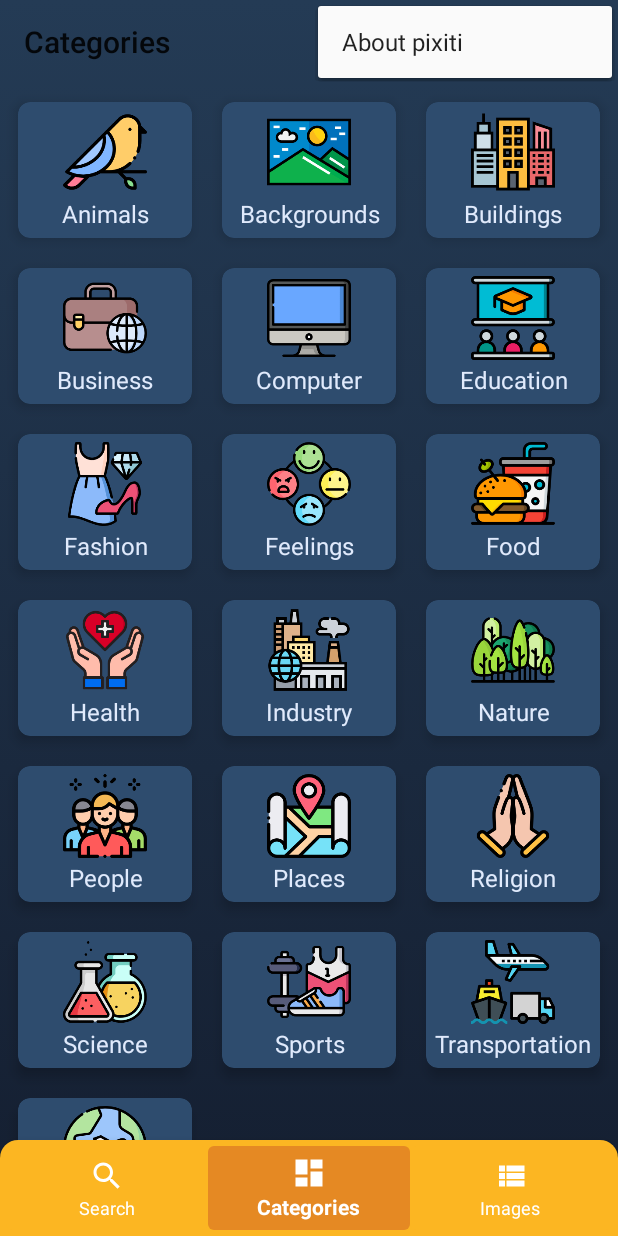
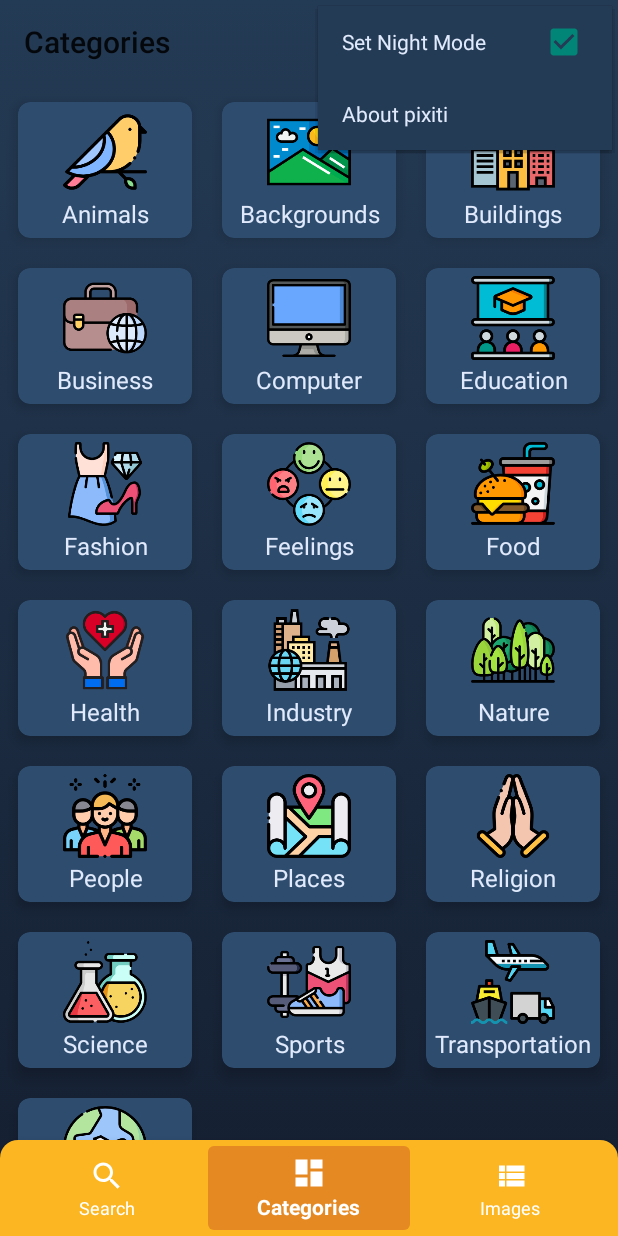
Before and after one commit to memreyilmaz/pixiti, an Android app: the CategoriesFragment screen opened through its navigation route, with the options menu open, on a phone screen of 412 x 824 dp. Run offline under Robolectric (Android 15) with nearby library versions, the phone set to English and light mode, and no system bars; our stand-ins replace navigation-ui, paging; network calls fail; pictures from the network do not load; 1 statement that could not run was skipped.

Commit message:
Implemented day night mode setting in CategoriesFragment.kt menu Implemented background menu and text color for CategoriesFragment.kt menu aligned with day night mode

```diff
--- a/app/src/main/java/com/example/pixiti/ui/category/CategoriesFragment.kt
+++ b/app/src/main/java/com/example/pixiti/ui/category/CategoriesFragment.kt
@@ -1,15 +1,19 @@
 package com.example.pixiti.ui.category
 
+import android.content.Context
 import android.os.Bundle
 import android.view.*
 import androidx.fragment.app.Fragment
 import androidx.navigation.findNavController
 import androidx.recyclerview.widget.GridLayoutManager
 import com.example.pixiti.ImageViewModel
+import com.example.pixiti.MainActivity
 import com.example.pixiti.R
 import com.example.pixiti.databinding.FragmentCategoriesBinding
 import com.example.pixiti.model.Category
 import com.example.pixiti.ui.list.ListFragmentArgs
+import com.example.pixiti.utils.KEY_DAY_NIGHT
+import com.example.pixiti.utils.PREFS_FILE
 import org.koin.android.viewmodel.ext.android.sharedViewModel
 
 class CategoriesFragment : Fragment() {
@@ -19,9 +23,9 @@ class CategoriesFragment : Fragment() {
     private var binding: FragmentCategoriesBinding? = null
     private val categoriesAdapter by lazy {
         CategoriesAdapter().apply {
-            onItemClickListener = { category->
+            onItemClickListener = { category ->
                 val query = ListFragmentArgs(category).toBundle()
-               // val query = ListFragmentArgs.setQuery(category).build().toBundle()
+                // val query = ListFragmentArgs.setQuery(category).build().toBundle()
                 view?.findNavController()?.navigate(R.id.nav_list, query)
             }
         }
@@ -56,6 +60,7 @@ class CategoriesFragment : Fragment() {
     override fun onCreateOptionsMenu(menu: Menu, inflater: MenuInflater) {
         super.onCreateOptionsMenu(menu, inflater)
         inflater.inflate(R.menu.menu_categories, menu)
+        menu.findItem(R.id.item_day_night_categories).isChecked = getDayNightPreference()
     }
 
     override fun onOptionsItemSelected(item: MenuItem): Boolean {
@@ -64,8 +69,18 @@ class CategoriesFragment : Fragment() {
                 //todo implement about
                 return true
             }
+            R.id.item_day_night_categories -> {
+                item.isChecked = !item.isChecked
+                (activity as MainActivity).setDayNightModePreferences(item.isChecked)
+                return true
+            }
         }
         return super.onOptionsItemSelected(item)
+    }
+
+    private fun getDayNightPreference(): Boolean {
+        val preferences = activity?.getSharedPreferences(PREFS_FILE, Context.MODE_PRIVATE)
+        return preferences?.getBoolean(KEY_DAY_NIGHT, true) ?: false
     }
 
     override fun onDestroyView() {
--- a/app/src/main/res/menu/menu_categories.xml
+++ b/app/src/main/res/menu/menu_categories.xml
@@ -1,7 +1,13 @@
 <?xml version="1.0" encoding="utf-8"?>
 <menu xmlns:android="http://schemas.android.com/apk/res/android"
     xmlns:app="http://schemas.android.com/apk/res-auto">
-    <item android:id="@+id/item_info_categories"
+    <item
+        android:id="@+id/item_day_night_categories"
+        android:checkable="true"
+        android:title="@string/label_day_night"
+        app:showAsAction="never" />
+    <item
+        android:id="@+id/item_info_categories"
         android:title="@string/label_about"
-        app:showAsAction="never"/>
+        app:showAsAction="never" />
 </menu>
--- a/app/src/main/res/values-night/themes.xml
+++ b/app/src/main/res/values-night/themes.xml
@@ -15,6 +15,12 @@
         <item name="windowActionBarOverlay">true</item>
         <item name="colorPrimary">@color/transparent</item>
         <item name="background">@drawable/drawable_activity_background</item>
+        <item name="android:itemBackground">@color/primaryDay</item>
+        <item name="android:itemTextAppearance">@style/MenuTextAppearance</item>
+    </style>
+
+    <style name="MenuTextAppearance" parent="@android:style/TextAppearance.Widget.IconMenu.Item">
+        <item name="android:textColor">@color/textColorDay</item>
     </style>
 
 </resources>
--- a/app/src/main/res/values/strings.xml
+++ b/app/src/main/res/values/strings.xml
@@ -47,7 +47,7 @@
     <string name="label_settings">Settings</string>
     <string name="label_filter">Filter</string>
     <string name="label_about">About pixiti</string>
-    <string name="label_day_night">Day Night</string>
+    <string name="label_day_night">Set Night Mode</string>
 
     <string name="desc_download_success">Image Saved</string>
     <string name="desc_image_download_error">An error occurred while saving image!</string>
--- a/app/src/main/res/values/themes.xml
+++ b/app/src/main/res/values/themes.xml
@@ -15,6 +15,8 @@
         <item name="windowActionBarOverlay">true</item>
         <item name="colorPrimary">@color/transparent</item>
         <item name="background">@drawable/drawable_activity_background</item>
+        <item name="android:itemBackground">@color/primaryDay</item>
+        <item name="android:itemTextAppearance">@style/MenuTextAppearance</item>
     </style>
 
     <style name="PixitiTheme.NoActionBar">
@@ -23,6 +25,10 @@
         <item name="android:statusBarColor">@color/black</item>
     </style>
 
+    <style name="MenuTextAppearance" parent="@android:style/TextAppearance.Widget.IconMenu.Item">
+        <item name="android:textColor">@color/textColorDay</item>
+    </style>
+
     <style name="Theme.MyApplication.AppBarOverlay" parent="ThemeOverlay.AppCompat.Dark.ActionBar" />
 
     <style name="Theme.MyApplication.PopupOverlay" parent="ThemeOverlay.AppCompat.Light" />
```
